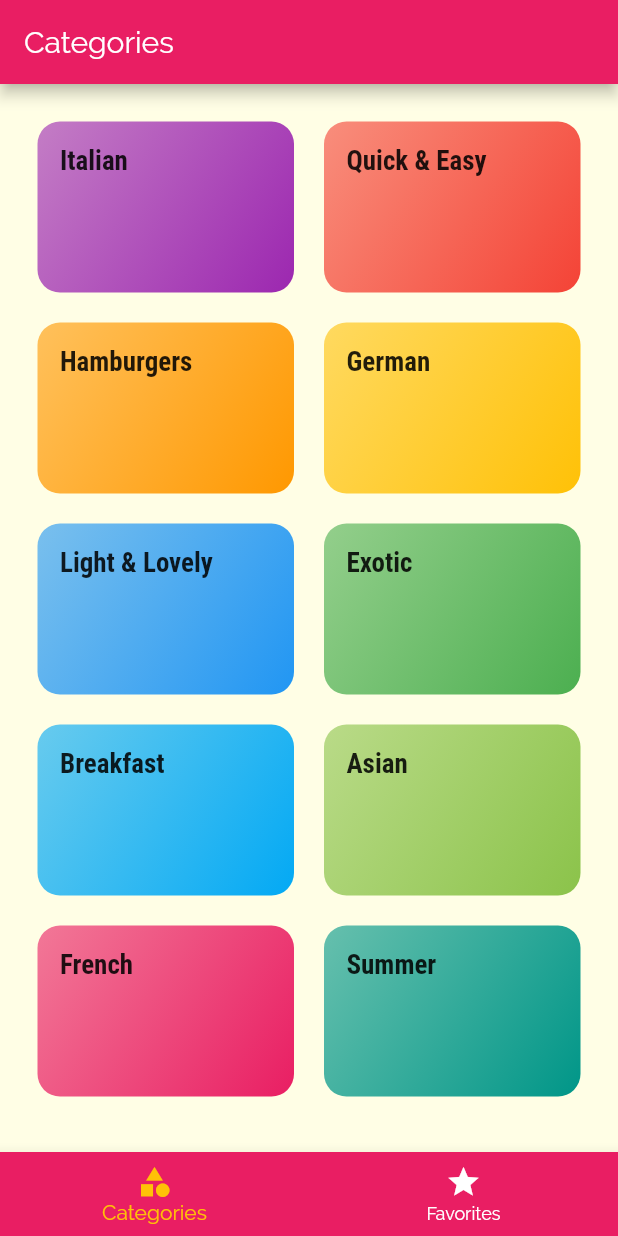
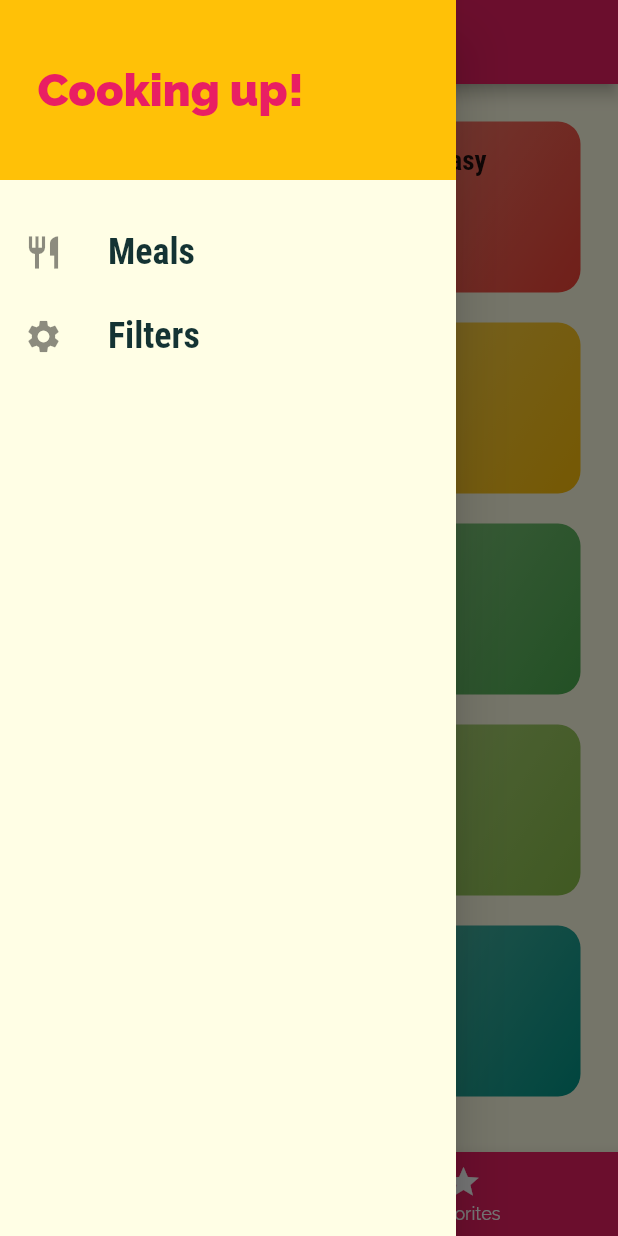
Before and after one commit to gm1357/dev_meals, a Flutter app: the screen it shows after launch, with the side drawer open (before the commit the screen has no drawer), on a phone screen of 412 x 824 dp. Run offline on Flutter 3.47's test engine with Material 2 defaults, Android fonts, the phone set to English and light mode, and no system bars.

Commit message:
Implementado drawer

```diff
--- a/lib/main.dart
+++ b/lib/main.dart
@@ -1,9 +1,10 @@
-import 'package:dev_meals/screens/tabs_screen.dart';
 import 'package:flutter/material.dart';
 
 import './screens/categories_screen.dart';
 import './screens/category_meals_screen.dart';
 import './screens/meal_detail_screen.dart';
+import './screens/tabs_screen.dart';
+import './screens/filters_screen.dart';
 
 void main() => runApp(MyApp());
 
@@ -35,6 +36,7 @@ class MyApp extends StatelessWidget {
         '/': (ctx) => TabsScreen(),
         CategoryMealsScreen.routeName: (ctx) => CategoryMealsScreen(),
         MealDetailScreen.routeName: (ctx) => MealDetailScreen(),
+        FiltersScreen.routeName: (ctx) => FiltersScreen(),
       },
       onUnknownRoute: (settings) =>
           MaterialPageRoute(builder: (ctx) => CategoriesScreen()),
--- /dev/null
+++ b/lib/screens/filters_screen.dart
@@ -0,0 +1,14 @@
+import 'package:flutter/material.dart';
+
+class FiltersScreen extends StatelessWidget {
+  static const routeName = '/filters';
+
+  @override
+  Widget build(BuildContext context) {
+    return Scaffold(
+      body: Center(
+        child: Text('Filters'),
+      ),
+    );
+  }
+}
--- a/lib/screens/tabs_screen.dart
+++ b/lib/screens/tabs_screen.dart
@@ -1,5 +1,6 @@
 import 'package:flutter/material.dart';
 
+import '../widgets/main_drawer.dart';
 import './categories_screen.dart';
 import './favorites_screen.dart';
 
@@ -28,6 +29,7 @@ class _TabsScreenState extends State<TabsScreen> {
       appBar: AppBar(
         title: Text(_pages[_selectedIndex]['title']),
       ),
+      drawer: MainDrawer(),
       body: _pages[_selectedIndex]['page'],
       bottomNavigationBar: BottomNavigationBar(
         backgroundColor: Theme.of(context).primaryColor,
--- /dev/null
+++ b/lib/widgets/main_drawer.dart
@@ -0,0 +1,57 @@
+import 'package:flutter/material.dart';
+
+import '../screens/filters_screen.dart';
+
+class MainDrawer extends StatelessWidget {
+  Widget buildListTile(String title, IconData icon, Function handler) {
+    return ListTile(
+      leading: Icon(
+        icon,
+        size: 26,
+      ),
+      title: Text(
+        title,
+        style: TextStyle(
+          fontFamily: 'RobotoCondensed',
+          fontWeight: FontWeight.bold,
+          fontSize: 24,
+        ),
+      ),
+      onTap: handler,
+    );
+  }
+
+  @override
+  Widget build(BuildContext context) {
+    return Drawer(
+      child: Column(
+        children: <Widget>[
+          Container(
+            child: Text(
+              'Cooking up!',
+              style: TextStyle(
+                fontWeight: FontWeight.w900,
+                fontSize: 30,
+                color: Theme.of(context).primaryColor,
+              ),
+            ),
+            height: 120,
+            width: double.infinity,
+            padding: EdgeInsets.all(25),
+            alignment: Alignment.centerLeft,
+            color: Theme.of(context).accentColor,
+          ),
+          SizedBox(
+            height: 20,
+          ),
+          buildListTile('Meals', Icons.restaurant, () {
+            Navigator.of(context).pushNamed('/');
+          },),
+          buildListTile('Filters', Icons.settings, () {
+            Navigator.of(context).pushNamed(FiltersScreen.routeName);
+          },),
+        ],
+      ),
+    );
+  }
+}
```
